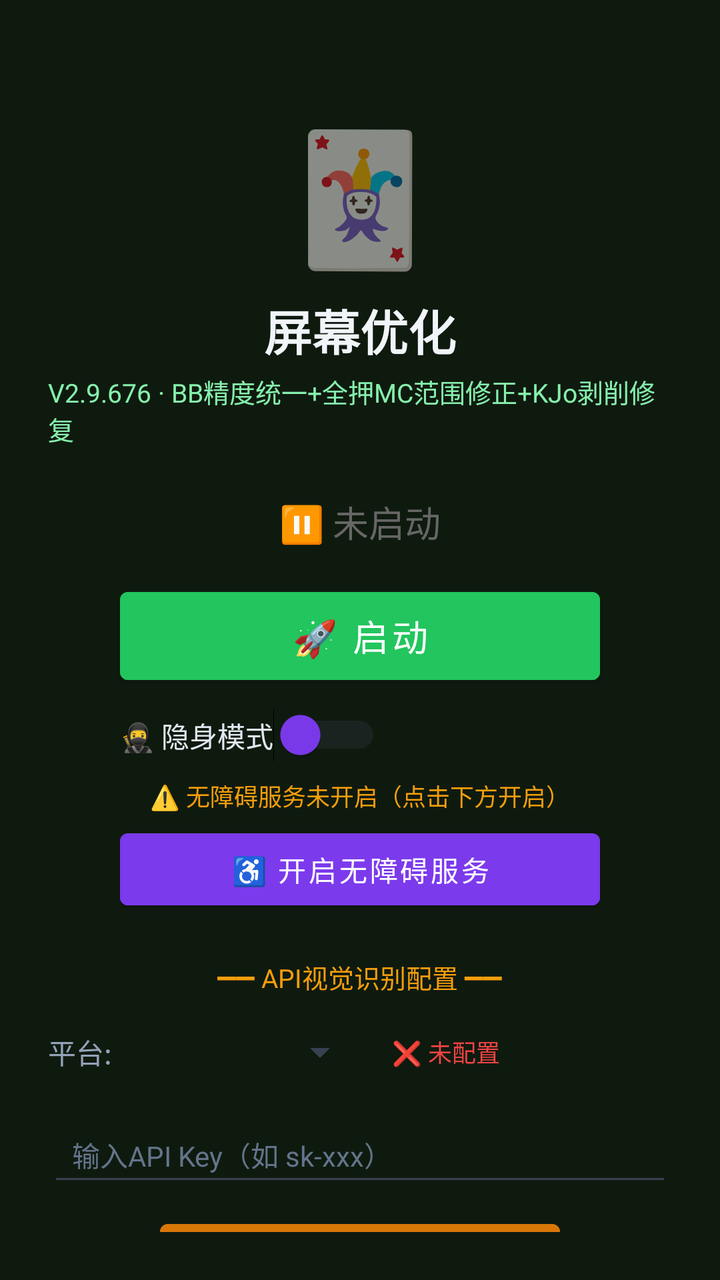
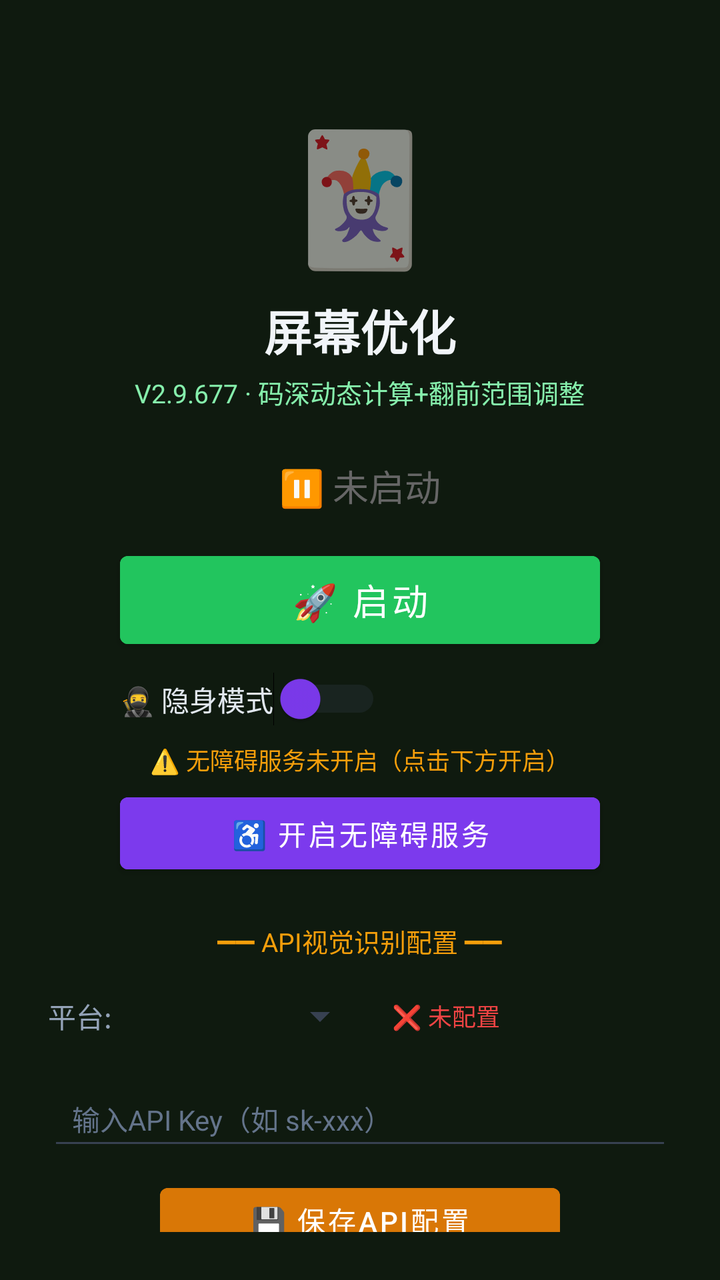

An Android layout rendered at two revisions. The XML below is the earlier revision; the diff shows what the commit changed to produce the second picture.
<!-- AndroidManifest.xml: activity theme Theme.MjScreenshot -->
<!-- res/layout/activity_main.xml -->
<?xml version="1.0" encoding="utf-8"?>
<LinearLayout xmlns:android="http://schemas.android.com/apk/res/android"
    android:layout_width="match_parent"
    android:layout_height="match_parent"
    android:orientation="vertical"
    android:background="#0f1a0f"
    android:padding="24dp"
    android:gravity="center_horizontal">

    <TextView
        android:layout_width="wrap_content"
        android:layout_height="wrap_content"
        android:text="🃏"
        android:textSize="64sp"
        android:layout_marginTop="30dp" />

    <TextView
        android:layout_width="wrap_content"
        android:layout_height="wrap_content"
        android:text="屏幕优化"
        android:textSize="24sp"
        android:textColor="#f1f5f9"
        android:textStyle="bold"
        android:layout_marginTop="8dp" />

    <TextView
        android:layout_width="wrap_content"
        android:layout_height="wrap_content"
        android:text="V2.9.676 · BB精度统一+全押MC范围修正+KJo剥削修复"
        android:textSize="13sp"
        android:textColor="#86efac"
        android:layout_marginTop="4dp" />

    <TextView
        android:id="@+id/tvStatus"
        android:layout_width="wrap_content"
        android:layout_height="wrap_content"
        android:text="⏸ 未启动"
        android:textSize="18sp"
        android:textColor="#666666"
        android:layout_marginTop="24dp" />

    <Button
        android:id="@+id/btnStart"
        android:layout_width="240dp"
        android:layout_height="56dp"
        android:text="🚀 启动"
        android:textSize="18sp"
        android:textColor="#ffffff"
        android:backgroundTint="#22c55e"
        android:layout_marginTop="16dp" />

    <Button
        android:id="@+id/btnHelper"
        android:layout_width="240dp"
        android:layout_height="56dp"
        android:text="🃏 打开智囊"
        android:textSize="16sp"
        android:textColor="#ffffff"
        android:backgroundTint="#16a34a"
        android:layout_marginTop="12dp"
        android:visibility="gone" />

    
    <LinearLayout
        android:layout_width="240dp"
        android:layout_height="wrap_content"
        android:orientation="horizontal"
        android:gravity="center_vertical"
        android:layout_marginTop="8dp">

        <Switch
            android:id="@+id/switchStealth"
            android:layout_width="wrap_content"
            android:layout_height="wrap_content"
            android:text="🥷 隐身模式"
            android:textColor="#e2e8f0"
            android:textSize="14sp"
            android:thumbTint="#7c3aed"
            android:trackTint="#374151" />
    </LinearLayout>

    <TextView
        android:id="@+id/tvAccessibilityStatus"
        android:layout_width="wrap_content"
        android:layout_height="wrap_content"
        android:text="⚠️ 无障碍服务未开启（点击下方开启）"
        android:textSize="12sp"
        android:textColor="#f59e0b"
        android:layout_marginTop="8dp"
        android:gravity="center" />

    <Button
        android:id="@+id/btnAccessibility"
        android:layout_width="240dp"
        android:layout_height="48dp"
        android:text="♿ 开启无障碍服务"
        android:textSize="14sp"
        android:textColor="#ffffff"
        android:backgroundTint="#7c3aed"
        android:layout_marginTop="4dp" />

    <TextView
        android:layout_width="wrap_content"
        android:layout_height="wrap_content"
        android:text="━━ API视觉识别配置 ━━"
        android:textSize="13sp"
        android:textColor="#f59e0b"
        android:layout_marginTop="20dp" />

    <LinearLayout
        android:layout_width="match_parent"
        android:layout_height="wrap_content"
        android:orientation="horizontal"
        android:layout_marginTop="8dp"
        android:gravity="center_vertical">

        <TextView
            android:layout_width="wrap_content"
            android:layout_height="wrap_content"
            android:text="平台:"
            android:textSize="14sp"
            android:textColor="#94a3b8" />

        <Spinner
            android:id="@+id/spinnerProvider"
            android:layout_width="120dp"
            android:layout_height="40dp"
            android:layout_marginStart="8dp"
            android:backgroundTint="#374151" />

        <TextView
            android:id="@+id/tvApiStatus"
            android:layout_width="wrap_content"
            android:layout_height="wrap_content"
            android:text="❌ 未配置"
            android:textSize="12sp"
            android:textColor="#ef4444"
            android:layout_marginStart="12dp" />
    </LinearLayout>

    <EditText
        android:id="@+id/etApiKey"
        android:layout_width="match_parent"
        android:layout_height="44dp"
        android:hint="输入API Key（如 sk-xxx）"
        android:textSize="14sp"
        android:textColor="#e2e8f0"
        android:textColorHint="#64748b"
        android:backgroundTint="#374151"
        android:inputType="textPassword"
        android:layout_marginTop="8dp"
        android:paddingStart="12dp"
        android:paddingEnd="12dp" />

    <Button
        android:id="@+id/btnSaveApi"
        android:layout_width="200dp"
        android:layout_height="44dp"
        android:text="💾 保存API配置"
        android:textSize="14sp"
        android:textColor="#ffffff"
        android:backgroundTint="#d97706"
        android:layout_marginTop="8dp" />

    <TextView
        android:id="@+id/tvHint"
        android:layout_width="wrap_content"
        android:layout_height="wrap_content"
        android:text="先点上方按钮启动截屏"
        android:textSize="13sp"
        android:textColor="#666666"
        android:layout_marginTop="12dp"
        android:gravity="center" />

    <TextView
        android:layout_width="wrap_content"
        android:layout_height="wrap_content"
        android:text="使用步骤：\n1. 配置API Key（支持OpenAI/通义千问VL/硅基流动）\n2. 点「开启无障碍服务」→ 开启\n3. 开启「🥷隐身模式」(反检测)\n4. 点「启动」→ 允许悬浮窗\n5. 打牌时点屏幕上的🎯悬浮球即可截屏识别\n★ 拖动悬浮球可移到不挡牌的位置 ★\n★ 长按悬浮球可展开/收起详细面板 ★\n★ 悬浮球边框颜色=建议：绿=加注 橙=跟注 红=弃牌 ★"
        android:textSize="12sp"
        android:textColor="#64748b"
        android:layout_marginTop="12dp"
        android:lineSpacingExtra="3dp" />

</LinearLayout>
<!-- resources referenced by this layout -->
<resources>
  <style name="Theme.MjScreenshot" parent="Theme.MaterialComponents.DayNight.DarkActionBar">
          <item name="colorPrimary">#1e40af</item>
          <item name="colorPrimaryVariant">#1e3a8a</item>
          <item name="colorOnPrimary">#ffffff</item>
          <item name="android:statusBarColor">#0f172a</item>
      </style>
</resources>

<!-- the commit's change to res/layout/activity_main.xml (unified diff, before → after) -->
@@ -26,7 +26,7 @@
     <TextView
         android:layout_width="wrap_content"
         android:layout_height="wrap_content"
-        android:text="V2.9.676 · BB精度统一+全押MC范围修正+KJo剥削修复"
+        android:text="V2.9.677 · 码深动态计算+翻前范围调整"
         android:textSize="13sp"
         android:textColor="#86efac"
         android:layout_marginTop="4dp" />
